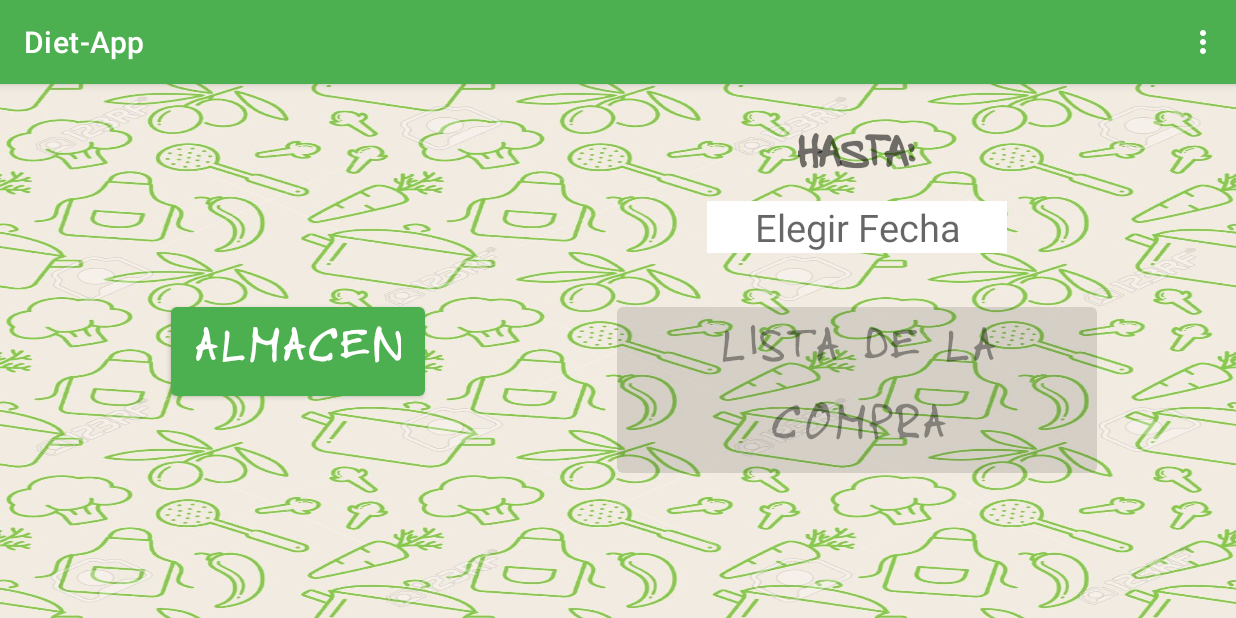
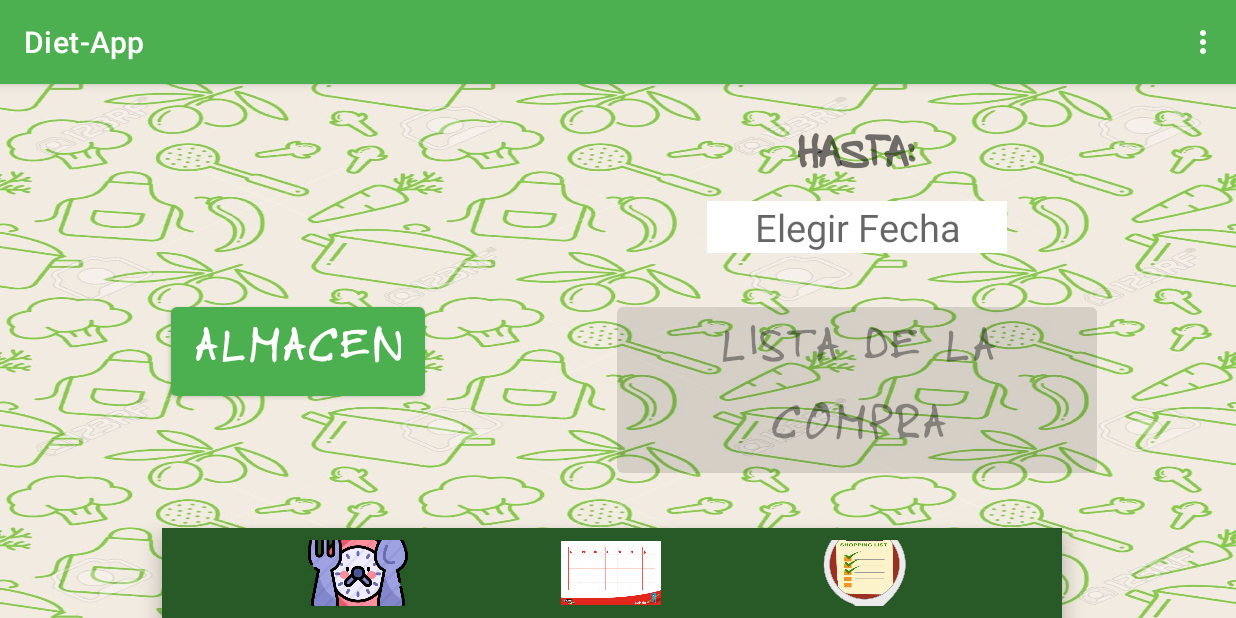
Before and after one commit to Adrian1MT/Diet-App, an Android app: the FiltroListaCompraAlmacen screen opened directly, with no data from a screen before it, on a phone screen of 824 x 412 dp (held sideways). Run offline under Robolectric (Android 15) with nearby library versions, the phone set to English and light mode, and no system bars.

Commit message:
Barra de navegacion

```diff
--- a/Aplicacion/app/src/main/AndroidManifest.xml
+++ b/Aplicacion/app/src/main/AndroidManifest.xml
@@ -28,9 +28,6 @@
             android:name=".Dietario"
             android:screenOrientation="landscape" />
         <activity
-            android:name=".Recetas"
-            android:screenOrientation="landscape" />
-        <activity
             android:name=".Visualizar_Recetas"
             android:screenOrientation="landscape" />
         <activity android:name=".MainActivity"
--- a/Aplicacion/app/src/main/java/com/elorrieta/diet_app/FiltroListaCompraAlmacen.java
+++ b/Aplicacion/app/src/main/java/com/elorrieta/diet_app/FiltroListaCompraAlmacen.java
@@ -12,9 +12,11 @@ import android.widget.DatePicker;
 import android.widget.TextView;
 import android.widget.Toast;
 
+import androidx.annotation.NonNull;
 import androidx.appcompat.app.AppCompatActivity;
 
 import com.elorrieta.diet_app.ui.main.dialog.DatePickerFragment;
+import com.google.android.material.bottomnavigation.BottomNavigationView;
 
 import org.jetbrains.annotations.NotNull;
 
@@ -26,11 +28,17 @@ public class FiltroListaCompraAlmacen extends AppCompatActivity implements View.
     String dia;
     TextView txtFechaOrigen, txtFechaFin;
     Button btnLista;
-
+    BottomNavigationView BotonNavegacion;
     @Override
     protected void onCreate(Bundle savedInstanceState) {
         super.onCreate(savedInstanceState);
         setContentView(R.layout.activity_filtro_lista_compra_almacen);
+
+        BotonNavegacion = findViewById(R.id.BotonNavegacion);
+        BotonNavegacion.setItemIconTintList(null);
+        BotonNavegacion.setItemIconSize(100);
+
+        BotonNavegacion.setOnNavigationItemSelectedListener(Navegacion);
 
         btnLista = (Button) findViewById(R.id.btnLista);
         btnLista.setEnabled(false);
@@ -53,7 +61,30 @@ public class FiltroListaCompraAlmacen extends AppCompatActivity implements View.
         txtFechaOrigen.setText(fecha_DD_MM_AAAA(fecha_AAAA_MM_DD(selectedDate)));
         fechaOrigen = txtFechaOrigen.getText().toString();
     }
-
+    private final BottomNavigationView.OnNavigationItemSelectedListener Navegacion = new BottomNavigationView.OnNavigationItemSelectedListener() {
+        @Override
+        public boolean onNavigationItemSelected(@NonNull android.view.MenuItem item) {
+            switch(item.getItemId()){
+                case R.id.idPrimero:
+                    Recetas();
+                    return true;
+                case R.id.idSegundo:
+                    Dietario();
+                    return true;
+            }
+            return false;
+        }
+    };
+    public void Recetas(){
+        Intent oIntent = new Intent(this, Visualizar_Recetas.class);
+        startActivity(oIntent);
+        finish();
+    }
+    public void Dietario(){
+        Intent oIntent = new Intent(this, Dietario.class);
+        startActivity(oIntent);
+        finish();
+    }
     //Métodos Action Bar
     @Override
     public boolean onCreateOptionsMenu(Menu menu) {
--- a/Aplicacion/app/src/main/res/layout/activity_filtro_lista_compra_almacen.xml
+++ b/Aplicacion/app/src/main/res/layout/activity_filtro_lista_compra_almacen.xml
@@ -6,6 +6,17 @@
     android:layout_height="match_parent"
     android:background="@drawable/fondo"
     tools:context=".FiltroListaCompraAlmacen">
+
+    <com.google.android.material.bottomnavigation.BottomNavigationView
+        android:id="@+id/BotonNavegacion"
+        style="@style/BotonNavegacion"
+        android:layout_width="600dp"
+        android:layout_height="60dp"
+        app:layout_constraintBottom_toBottomOf="parent"
+        app:layout_constraintEnd_toEndOf="parent"
+        app:layout_constraintHorizontal_bias="0.481"
+        app:layout_constraintStart_toStartOf="parent"
+        app:menu="@menu/boton_navegacion" />
 
     <EditText
         android:id="@+id/txtFechaOrigen"
--- /dev/null
+++ b/Aplicacion/app/src/main/res/menu/boton_navegacion.xml
@@ -0,0 +1,18 @@
+<?xml version="1.0" encoding="utf-8"?>
+<menu xmlns:app="http://schemas.android.com/apk/res-auto"
+    xmlns:android="http://schemas.android.com/apk/res/android">
+
+    <item
+        android:id="@+id/idPrimero"
+        android:icon="@drawable/recetas"
+        android:title=""/>
+    <item
+        android:id="@+id/idSegundo"
+        android:icon="@drawable/dietario"
+        android:title="" />
+
+    <item
+        android:id="@+id/idTercero"
+        android:icon="@drawable/listado_compra"
+        android:title="" />
+</menu>
--- a/Aplicacion/app/src/main/res/values/themes.xml
+++ b/Aplicacion/app/src/main/res/values/themes.xml
@@ -22,4 +22,8 @@
     <style name="Theme.DietApp.AppBarOverlay" parent="ThemeOverlay.AppCompat.Dark.ActionBar" />
 
     <style name="Theme.DietApp.PopupOverlay" parent="ThemeOverlay.AppCompat.Light" />
-</resources>
+
+    <style name="BotonNavegacion" >
+        <item name="android:background">@color/verde_oscuro</item>
+      </style>
+  </resources>
```
Also changed, not shown: Aplicacion/app/src/main/java/com/elorrieta/diet_app/Dietario.java (+35 -1 lines), Aplicacion/app/src/main/java/com/elorrieta/diet_app/Recetas.java (deleted, +0 -20 lines), Aplicacion/app/src/main/java/com/elorrieta/diet_app/Visualizar_Recetas.java (+31 -119 lines), Aplicacion/app/src/main/res/layout/activity_dietario.xml (+16 -3 lines), Aplicacion/app/src/main/res/layout/activity_recetas.xml (deleted, +0 -31 lines), Aplicacion/app/src/main/res/layout/visualizar__recetas.xml (+13 -2 lines).
